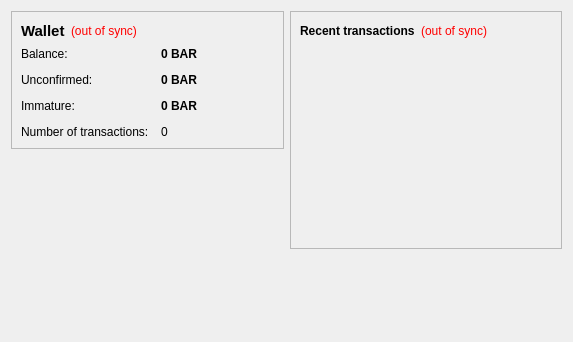
Above: src/qt/forms/overviewpage.ui from UNicIT/JLCoin before the change. Below: the same form after it.
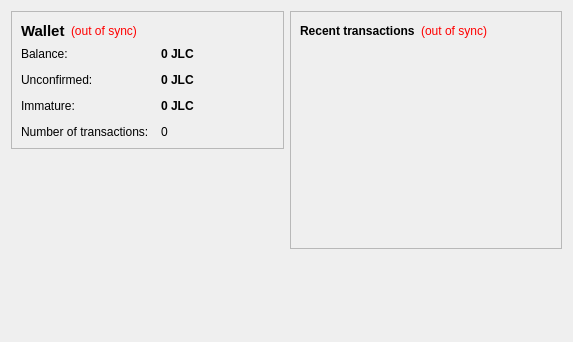
That is the form after the change.

Diff of the .ui file:
```diff
--- a/src/qt/forms/overviewpage.ui
+++ b/src/qt/forms/overviewpage.ui
@@ -105,7 +105,7 @@
              <string>Your current balance</string>
             </property>
             <property name="text">
-             <string notr="true">0 BAR</string>
+             <string notr="true">0 JLC</string>
             </property>
             <property name="textInteractionFlags">
              <set>Qt::LinksAccessibleByMouse|Qt::TextSelectableByKeyboard|Qt::TextSelectableByMouse</set>
@@ -134,7 +134,7 @@
              <string>Total of transactions that have yet to be confirmed, and do not yet count toward the current balance</string>
             </property>
             <property name="text">
-             <string notr="true">0 BAR</string>
+             <string notr="true">0 JLC</string>
             </property>
             <property name="textInteractionFlags">
              <set>Qt::LinksAccessibleByMouse|Qt::TextSelectableByKeyboard|Qt::TextSelectableByMouse</set>
@@ -177,7 +177,7 @@
              <string>Mined balance that has not yet matured</string>
             </property>
             <property name="text">
-             <string notr="true">0 BAR</string>
+             <string notr="true">0 JLC</string>
             </property>
             <property name="textInteractionFlags">
              <set>Qt::LinksAccessibleByMouse|Qt::TextSelectableByKeyboard|Qt::TextSelectableByMouse</set>
```
Left out of the diff: 4 changed lines with no effect on the pictures.
